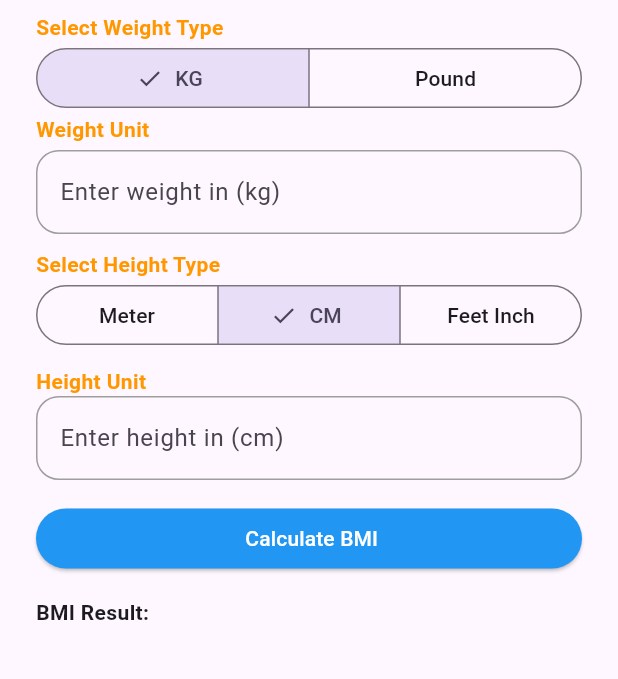
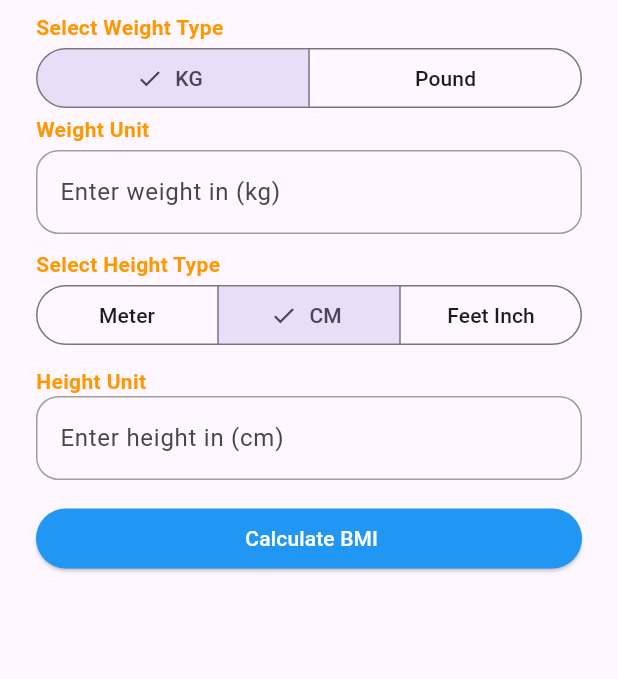
Before and after one commit to Marjan-maxa/BMI-CALCULATOR, a Flutter app: the screen it shows after launch, on a phone screen of 412 x 824 dp, the part 84-763 px from its top. Run offline on Flutter 3.47's test engine with Material 3 defaults, Android fonts, the phone set to English and light mode, and no system bars.

Commit message:
new file added

```diff
--- a/lib/bmi_calculator.dart
+++ b/lib/bmi_calculator.dart
@@ -99,10 +99,10 @@ class _bmiState extends State<bmi> {
   }
   String categoryResult(double bmi)
   {
-    if(bmi<18.5) return "UnderWeight";
-    if(bmi<25) return "Normal";
-    if(bmi<30) return "OverWeight";
-    return "Obese";
+    if(bmi<18.5) return "UnderWeight😬";
+    if(bmi<25) return "Normal😊";
+    if(bmi<30) return "OverWeight😬";
+    return "Obese☠️";
 
   }
   Color categoryColor(double bmi)
@@ -113,6 +113,13 @@ class _bmiState extends State<bmi> {
     return Colors.red;
 
   }
+  String getHealthMessage(double bmi) {
+    if (bmi < 18.5) return "You are underweight. Try to maintain a healthy diet.";
+    if (bmi < 25) return "Great! You have a healthy body weight.";
+    if (bmi < 30) return "You are slightly overweight. Consider regular exercise.";
+    return "High BMI. Try to consult a doctor or follow a weight-loss plan.";
+  }
+
 
   @override
   Widget build(BuildContext context) {
@@ -215,11 +222,80 @@ class _bmiState extends State<bmi> {
                 onPressed: (){calculate();}, child: Text(' Calculate BMI')
             ),
             SizedBox(height: 15,),
-            Text('BMI Result: ${bmiResult}',style: TextStyle(fontWeight: FontWeight.bold),),
-            SizedBox(height: 7,),
-            if(category!=null)...[
-              Text('BMI Category: ${category},',style: TextStyle(fontWeight: FontWeight.bold,color: categoryColor(double.parse(bmiResult))),)
-    ],
+            SizedBox(height: 20),
+
+            SizedBox(height: 20),
+
+            if (bmiResult.isNotEmpty) ...[
+              Container(
+                padding: EdgeInsets.symmetric(vertical: 14, horizontal: 18),
+                margin: EdgeInsets.symmetric(horizontal: 8),
+                decoration: BoxDecoration(
+                  color: Colors.grey.shade100,
+                  borderRadius: BorderRadius.circular(12),
+                  border: Border.all(color: Colors.grey.shade300, width: 1),
+                ),
+                child: Column(
+                  crossAxisAlignment: CrossAxisAlignment.start,
+                  mainAxisSize: MainAxisSize.min,
+                  children: [
+                    Text(
+                      "BMI Result",
+                      style: TextStyle(
+                        fontSize: 15,
+                        fontWeight: FontWeight.w600,
+                        color: Colors.grey.shade700,
+                      ),
+                    ),
+
+                    SizedBox(height: 6),
+
+                    Row(
+                      mainAxisAlignment: MainAxisAlignment.spaceBetween,
+                      children: [
+                        Text(
+                          bmiResult,
+                          style: TextStyle(
+                            fontSize: 32,
+                            fontWeight: FontWeight.bold,
+                            color: Colors.black87,
+                          ),
+                        ),
+
+                        Container(
+                          padding: EdgeInsets.symmetric(vertical: 6, horizontal: 12),
+                          decoration: BoxDecoration(
+                            color: categoryColor(double.parse(bmiResult)).withOpacity(0.12),
+                            borderRadius: BorderRadius.circular(10),
+                          ),
+                          child: Text(
+                            category!,
+                            style: TextStyle(
+                              fontSize: 14,
+                              fontWeight: FontWeight.w600,
+                              color: categoryColor(double.parse(bmiResult)),
+                            ),
+                          ),
+                        ),
+                      ],
+                    ),
+
+                    SizedBox(height: 10),
+
+                    Text(
+                      getHealthMessage(double.parse(bmiResult)),
+                      style: TextStyle(
+                        fontSize: 13,
+                        color: Colors.grey.shade600,
+                        height: 1.4,
+                      ),
+                    ),
+                  ],
+                ),
+              ),
+            ],
+
+
           ],
         ),
       ),
```
